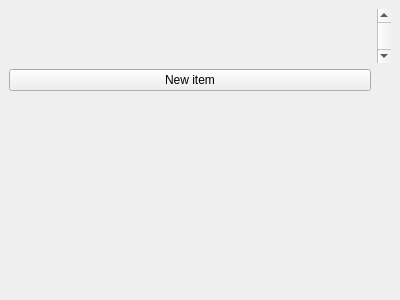
Qt form shoppinglist-0.2/src/shoppinglistform.ui (Eothred/shoppinglist) before a commit.
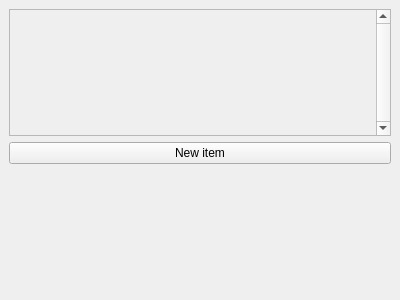
The same form after that commit.

What changed in the file:
```diff
--- a/shoppinglist-0.2/src/shoppinglistform.ui
+++ b/shoppinglist-0.2/src/shoppinglistform.ui
@@ -26,10 +26,7 @@
    <property name="spacing">
     <number>6</number>
    </property>
-   <item row="0" column="1">
-    <layout class="QVBoxLayout" name="mainLayout"/>
-   </item>
-   <item row="1" column="1">
+   <item row="1" column="0">
     <widget class="QPushButton" name="newItemButton">
      <property name="toolTip">
       <string>Add a new item</string>
@@ -39,7 +36,7 @@
      </property>
     </widget>
    </item>
-   <item row="2" column="1">
+   <item row="2" column="0">
     <spacer name="verticalSpacer">
      <property name="orientation">
       <enum>Qt::Vertical</enum>
@@ -52,11 +49,48 @@
      </property>
     </spacer>
    </item>
-   <item row="0" column="2">
-    <widget class="QScrollBar" name="verticalScrollBar">
-     <property name="orientation">
-      <enum>Qt::Vertical</enum>
+   <item row="0" column="0">
+    <widget class="QScrollArea" name="scrollArea">
+     <property name="verticalScrollBarPolicy">
+      <enum>Qt::ScrollBarAlwaysOn</enum>
      </property>
+     <property name="horizontalScrollBarPolicy">
+      <enum>Qt::ScrollBarAlwaysOff</enum>
+     </property>
+     <property name="widgetResizable">
+      <bool>false</bool>
+     </property>
+     <widget class="QWidget" name="scrollAreaContents">
+      <property name="geometry">
+       <rect>
+        <x>0</x>
+        <y>0</y>
+        <width>359</width>
+        <height>117</height>
+       </rect>
+      </property>
+      <property name="sizePolicy">
+       <sizepolicy hsizetype="Preferred" vsizetype="Maximum">
+        <horstretch>0</horstretch>
+        <verstretch>0</verstretch>
+       </sizepolicy>
+      </property>
+      <widget class="QWidget" name="">
+       <property name="geometry">
+        <rect>
+         <x>0</x>
+         <y>0</y>
+         <width>361</width>
+         <height>261</height>
+        </rect>
+       </property>
+       <layout class="QVBoxLayout" name="mainLayout">
+        <property name="sizeConstraint">
+         <enum>QLayout::SetDefaultConstraint</enum>
+        </property>
+       </layout>
+      </widget>
+     </widget>
     </widget>
    </item>
   </layout>
```
Left out of the diff: 19 changed lines with no effect on the pictures.
